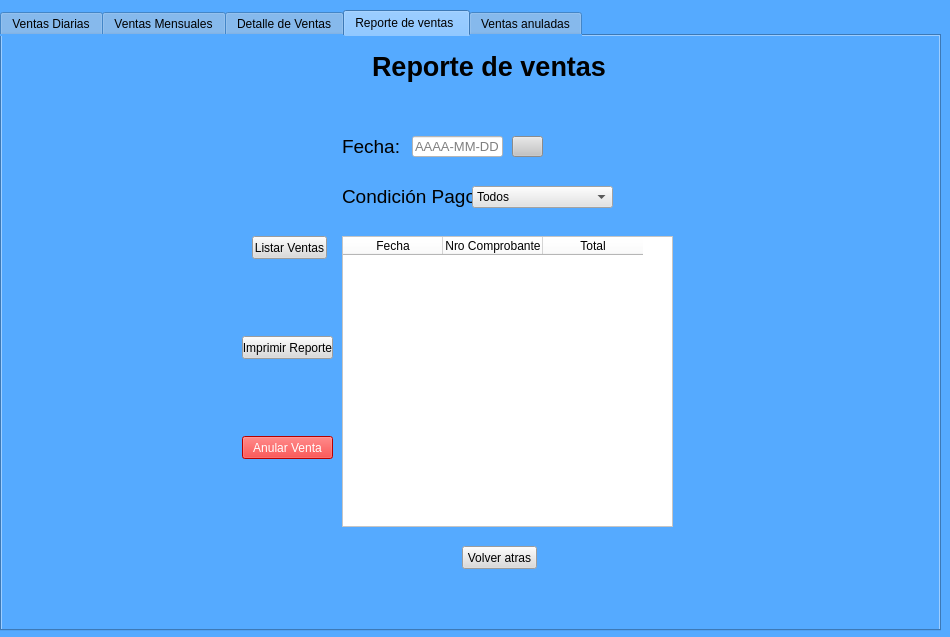
The window that Views/informeDeVentas.ui (Miguel8819/Sistema_TweetyTesis) describes before a commit, drawn with Qt 5.
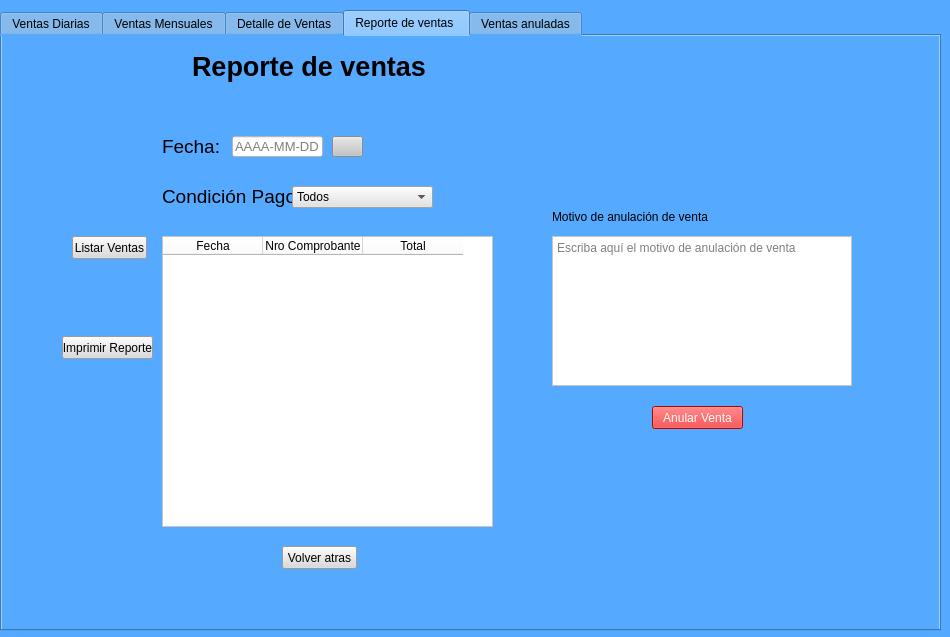
The same window after the commit. The open tabs and pages were chosen to show the change. Icons and pictures are not drawn.

Commit message: Avance en anulacion de venta

What changed in the file:
```diff
--- a/Views/informeDeVentas.ui
+++ b/Views/informeDeVentas.ui
@@ -575,7 +575,7 @@
     <widget class="QLabel" name="label_7">
      <property name="geometry">
       <rect>
-       <x>370</x>
+       <x>190</x>
        <y>10</y>
        <width>251</width>
        <height>41</height>
@@ -598,7 +598,7 @@
      </property>
      <property name="geometry">
       <rect>
-       <x>340</x>
+       <x>160</x>
        <y>200</y>
        <width>331</width>
        <height>291</height>
@@ -629,7 +629,7 @@
     <widget class="QPushButton" name="Btn_listar_2">
      <property name="geometry">
       <rect>
-       <x>250</x>
+       <x>70</x>
        <y>200</y>
        <width>75</width>
        <height>23</height>
@@ -645,7 +645,7 @@
     <widget class="QPushButton" name="Btn_volver_4">
      <property name="geometry">
       <rect>
-       <x>460</x>
+       <x>280</x>
        <y>510</y>
        <width>75</width>
        <height>23</height>
@@ -661,7 +661,7 @@
     <widget class="QPushButton" name="btn_imprimir">
      <property name="geometry">
       <rect>
-       <x>240</x>
+       <x>60</x>
        <y>300</y>
        <width>91</width>
        <height>23</height>
@@ -677,7 +677,7 @@
     <widget class="QLineEdit" name="search_fecha">
      <property name="geometry">
       <rect>
-       <x>410</x>
+       <x>230</x>
        <y>100</y>
        <width>91</width>
        <height>21</height>
@@ -701,7 +701,7 @@
     <widget class="QLabel" name="label_8">
      <property name="geometry">
       <rect>
-       <x>340</x>
+       <x>160</x>
        <y>100</y>
        <width>61</width>
        <height>21</height>
@@ -719,7 +719,7 @@
     <widget class="QPushButton" name="btn_buscarFecha">
      <property name="geometry">
       <rect>
-       <x>510</x>
+       <x>330</x>
        <y>100</y>
        <width>31</width>
        <height>21</height>
@@ -740,7 +740,7 @@
     <widget class="QLabel" name="label_12">
      <property name="geometry">
       <rect>
-       <x>340</x>
+       <x>160</x>
        <y>150</y>
        <width>131</width>
        <height>21</height>
@@ -758,7 +758,7 @@
     <widget class="QComboBox" name="comboBox_pago_2">
      <property name="geometry">
       <rect>
-       <x>470</x>
+       <x>290</x>
        <y>150</y>
        <width>141</width>
        <height>22</height>
@@ -806,8 +806,8 @@
     <widget class="QPushButton" name="btn_anularVenta">
      <property name="geometry">
       <rect>
-       <x>240</x>
-       <y>400</y>
+       <x>650</x>
+       <y>370</y>
        <width>91</width>
        <height>23</height>
       </rect>
@@ -821,6 +821,44 @@
       <string>Anular Venta</string>
      </property>
     </widget>
+    <widget class="QTextEdit" name="input_motivo">
+     <property name="geometry">
+      <rect>
+       <x>550</x>
+       <y>200</y>
+       <width>300</width>
+       <height>150</height>
+      </rect>
+     </property>
+     <property name="maximumSize">
+      <size>
+       <width>300</width>
+       <height>150</height>
+      </size>
+     </property>
+     <property name="styleSheet">
+      <string notr="true">background-color: rgb(255, 255, 255);</string>
+     </property>
+     <property name="placeholderText">
+      <string>Escriba aquí el motivo de anulación de venta</string>
+     </property>
+    </widget>
+    <widget class="QLabel" name="label_2">
+     <property name="geometry">
+      <rect>
+       <x>550</x>
+       <y>170</y>
+       <width>251</width>
+       <height>21</height>
+      </rect>
+     </property>
+     <property name="styleSheet">
+      <string notr="true">font: 14pt &quot;MS Shell Dlg 2&quot;;</string>
+     </property>
+     <property name="text">
+      <string>Motivo de anulación de venta</string>
+     </property>
+    </widget>
    </widget>
    <widget class="QWidget" name="tab_5">
     <attribute name="title">
```
The commit also changes 14 other files.
